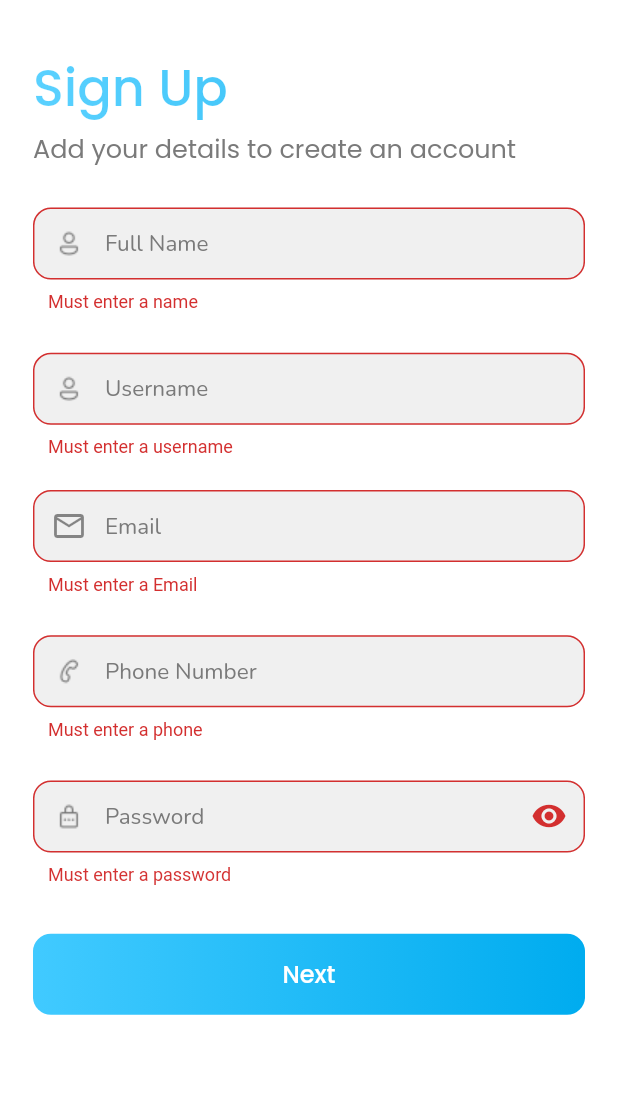
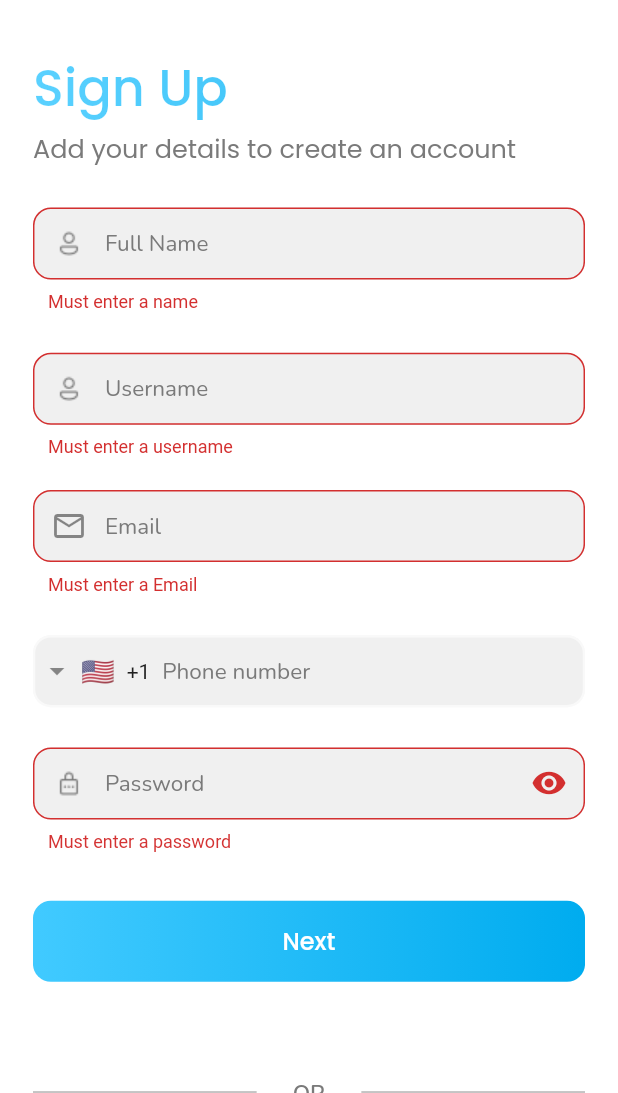
Before and after one commit to mimib00/ybm, a Flutter app: the RegisterScreen screen opened by its route, after a tap on "Next", on a phone screen of 412 x 824 dp, the part 143-1236 px from its top. Run offline on Flutter 3.47's test engine with Material 2 defaults, Android fonts, the phone set to English and light mode, and no system bars; drawn by our look-alikes of intl_phone_field; our stand-ins replace cloud_firestore, dotted_border, firebase_auth, firebase_core, firebase_storage, fluttertoast and 6 more; missing offline and left inert: google_maps_place_picker_mb; accounts and stored records are empty; network calls fail; statements that could not run were skipped.

Commit message:
changed phone field

```diff
--- a/lib/views/auth/controller/auth_controller.dart
+++ b/lib/views/auth/controller/auth_controller.dart
@@ -27,7 +27,7 @@ class AuthController extends GetxController {
 
   final name = TextEditingController();
   final username = TextEditingController();
-  final phone = TextEditingController();
+  String phone = "";
 
   final businessName = TextEditingController();
   final businessDescription = TextEditingController();
@@ -195,7 +195,7 @@ class AuthController extends GetxController {
         "created_at": FieldValue.serverTimestamp(),
         "name": name.text.trim(),
         "email": email.text.trim(),
-        "phone": phone.text.trim(),
+        "phone": phone.trim(),
         "username": username.text.trim(),
       };
       Map<String, dynamic> businessData = {
@@ -315,7 +315,7 @@ class AuthController extends GetxController {
   void reset() {
     name.clear();
     email.clear();
-    phone.clear();
+    phone = "";
     username.clear();
     businessName.clear();
     businessDescription.clear();
--- a/lib/views/auth/register.dart
+++ b/lib/views/auth/register.dart
@@ -2,6 +2,7 @@ import 'package:flutter/gestures.dart';
 import 'package:flutter/material.dart';
 import 'package:get/get.dart';
 import 'package:google_fonts/google_fonts.dart';
+import 'package:intl_phone_field/intl_phone_field.dart';
 import 'package:ybm/core/routes/routes.dart';
 import 'package:ybm/meta/utils/constants.dart';
 import 'package:ybm/meta/utils/math_utils.dart';
@@ -100,16 +101,57 @@ class RegisterScreen extends GetView<AuthController> {
               SizedBox(
                 height: getVerticalSize(25),
               ),
-              CustomTextFormField(
-                controller: controller.phone,
-                text: 'Phone Number',
-                prefix: Image.asset('assets/images/phoneIcon.png'),
-                keyboard: TextInputType.phone,
+              IntlPhoneField(
                 validator: (value) {
-                  if (value == null || value.isEmpty) return "Must enter a phone";
+                  if (value == null || value.number.isEmpty) {
+                    return "Field is required";
+                  }
                   return null;
                 },
+                onChanged: (value) {
+                  controller.phone = value.completeNumber;
+                },
+                decoration: InputDecoration(
+                  contentPadding: const EdgeInsets.all(10),
+                  hintText: "Phone number",
+                  hintStyle: GoogleFonts.nunito(
+                    fontWeight: FontWeight.w400,
+                    fontSize: getFontSize(14),
+                    color: textColor,
+                  ),
+                  fillColor: const Color(0xffF0F0F0),
+                  filled: true,
+                  counterText: "",
+                  border: OutlineInputBorder(
+                    borderRadius: BorderRadius.circular(12),
+                    borderSide: const BorderSide(color: Colors.white),
+                  ),
+                  focusedBorder: OutlineInputBorder(
+                    borderRadius: BorderRadius.circular(12),
+                    borderSide: const BorderSide(
+                      width: 1.5,
+                      color: Color(0xffF0F0F0),
+                    ),
+                  ),
+                  enabledBorder: OutlineInputBorder(
+                    borderRadius: BorderRadius.circular(12),
+                    borderSide: const BorderSide(
+                      width: 1.5,
+                      color: Colors.white60,
+                    ),
+                  ),
+                ),
               ),
+              // CustomTextFormField(
+              //   controller: controller.phone,
+              //   text: 'Phone Number',
+              //   prefix: Image.asset('assets/images/phoneIcon.png'),
+              //   keyboard: TextInputType.phone,
+              //   validator: (value) {
+              //     if (value == null || value.isEmpty) return "Must enter a phone";
+              //     return null;
+              //   },
+              // ),
               SizedBox(
                 height: getVerticalSize(25),
               ),
--- a/pubspec.yaml
+++ b/pubspec.yaml
@@ -54,6 +54,7 @@ dependencies:
   google_maps_place_picker_mb: ^2.0.0-mb.22
   google_maps_flutter: ^2.2.1
   fluttertoast: ^8.1.1
+  intl_phone_field: ^3.1.0
 
 dev_dependencies:
   flutter_test:
```
Also changed, not shown: pubspec.lock.
